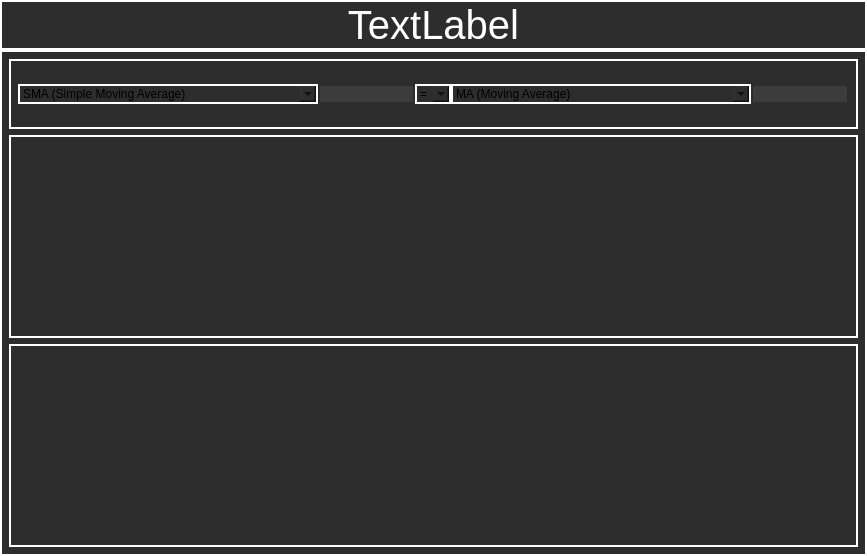
Above: ui/add_strategy_rule_page.ui from kornelHub/BackTesting-App before the change. Below: the same form after it.
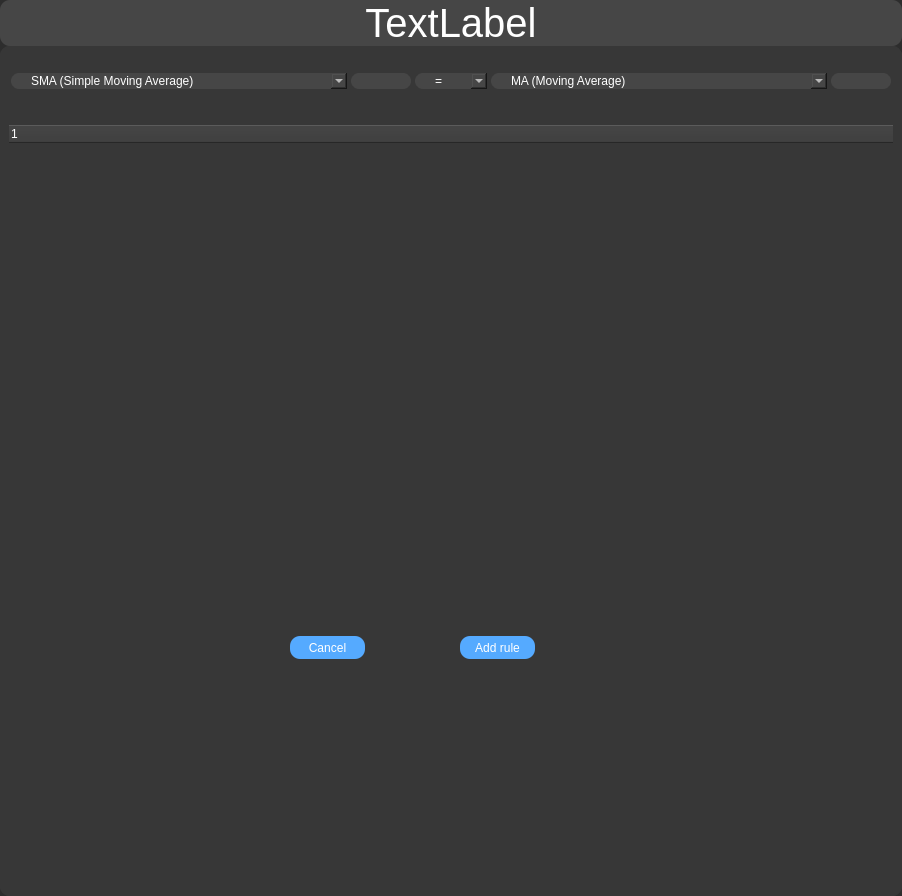
That is the form after the change.

```diff
--- a/ui/add_strategy_rule_page.ui
+++ b/ui/add_strategy_rule_page.ui
@@ -6,12 +6,12 @@
    <rect>
     <x>0</x>
     <y>0</y>
-    <width>867</width>
-    <height>556</height>
+    <width>880</width>
+    <height>896</height>
    </rect>
   </property>
   <property name="sizePolicy">
-   <sizepolicy hsizetype="Maximum" vsizetype="Maximum">
+   <sizepolicy hsizetype="Expanding" vsizetype="Expanding">
     <horstretch>0</horstretch>
     <verstretch>0</verstretch>
    </sizepolicy>
@@ -20,10 +20,7 @@
    <string>Form</string>
   </property>
   <property name="styleSheet">
-   <string notr="true">background-color: rgb(45, 45, 45);
- border: 2px solid rgb(255, 255, 255);
-
-</string>
+   <string notr="true">background-color: rgb(45, 45, 45);</string>
   </property>
   <layout class="QVBoxLayout" name="verticalLayout">
    <property name="spacing">
@@ -68,8 +65,12 @@
       </font>
      </property>
      <property name="styleSheet">
-      <string notr="true">color: rgb(255, 255, 255);
-font: 30pt &quot;MS Shell Dlg 2&quot;;</string>
+      <string notr="true">QLabel {
+	background-color: rgb(70,70,70);
+	font: 30pt &quot;MS Shell Dlg 2&quot;;
+	color: rgb(255,255,255);
+	border-radius:10px;
+}</string>
      </property>
      <property name="text">
       <string>TextLabel</string>
@@ -87,7 +88,26 @@
        <verstretch>0</verstretch>
       </sizepolicy>
      </property>
+     <property name="styleSheet">
+      <string notr="true">background-color: rgb(55,55,55);
+border-radius: 10px;</string>
+     </property>
      <layout class="QVBoxLayout" name="verticalLayout_2">
+      <property name="spacing">
+       <number>0</number>
+      </property>
+      <property name="leftMargin">
+       <number>0</number>
+      </property>
+      <property name="topMargin">
+       <number>0</number>
+      </property>
+      <property name="rightMargin">
+       <number>0</number>
+      </property>
+      <property name="bottomMargin">
+       <number>0</number>
+      </property>
       <item>
        <widget class="QWidget" name="widget_2" native="true">
         <property name="sizePolicy">
@@ -128,20 +148,25 @@
            </property>
            <property name="styleSheet">
             <string notr="true">QComboBox {
-	font: 8pt &quot;MS Shell Dlg 2&quot;;
-	border: 2px solid rgb(45, 45, 45);
-	border-radius: 20px;
-	color: rgb(255, 255, 255);
-	padding-left: 20px;
-	padding-right: 20px;
-	background-color: rgb(60, 60, 60);
+        font: 8pt &quot;MS Shell Dlg 2&quot;;
+        border: 2px solid rgb(55,55,55);
+        border-radius: 10px;
+        color: rgb(255, 255, 255);
+        padding-left: 20px;
+        padding-right: 20px;
+        background-color: rgb(70,70,70);
 }
+
+QComboBox:hover {
+        border: 2px solid rgb(90,90,90);
+}
+
 QComboBox QAbstractItemView {
-	border: 2pxsolid rgb(45, 45, 45);
+     border: 2pxsolid rgb(45, 45, 45);
     selection-background-color:rgb(45, 45, 45);
     color: #FFF
                   }
-S</string>
+</string>
            </property>
            <item>
             <property name="text">
@@ -239,13 +264,13 @@
           <widget class="QLineEdit" name="lineEdit">
            <property name="styleSheet">
             <string notr="true">QLineEdit {
-	font: 8pt &quot;MS Shell Dlg 2&quot;;
-	border: 2px solid rgb(45, 45, 45);
-	border-radius: 20px;
-	color: rgb(255, 255, 255);
-	padding-left: 20px;
-	padding-right: 20px;
-	background-color: rgb(60, 60, 60);
+        font: 8pt &quot;MS Shell Dlg 2&quot;;
+        border-radius: 10px;
+        border: 2px solid rgb(55,55,55);
+        color: rgb(255, 255, 255);
+        padding-left: 20px;
+        padding-right: 20px;
+        background-color: rgb(70,70,70);
 }
 QLineEdit:hover {
 	border: 2px solid rgb(75, 75, 75);
@@ -267,20 +292,25 @@
            </property>
            <property name="styleSheet">
             <string notr="true">QComboBox {
-	font: 8pt &quot;MS Shell Dlg 2&quot;;
-	border: 2px solid rgb(45, 45, 45);
-	border-radius: 20px;
-	color: rgb(255, 255, 255);
-	padding-left: 20px;
-	padding-right: 20px;
-	background-color: rgb(60, 60, 60);
+        font: 8pt &quot;MS Shell Dlg 2&quot;;
+        border: 2px solid rgb(55,55,55);
+        border-radius: 10px;
+        color: rgb(255, 255, 255);
+        padding-left: 20px;
+        padding-right: 20px;
+        background-color: rgb(70,70,70);
 }
+
+QComboBox:hover {
+        border: 2px solid rgb(90,90,90);
+}
+
 QComboBox QAbstractItemView {
-	border: 2pxsolid rgb(45, 45, 45);
+     border: 2pxsolid rgb(45, 45, 45);
     selection-background-color:rgb(45, 45, 45);
     color: #FFF
                   }
-S</string>
+</string>
            </property>
            <item>
             <property name="text">
@@ -313,20 +343,25 @@
           <widget class="QComboBox" name="comboBox_3">
            <property name="styleSheet">
             <string notr="true">QComboBox {
-	font: 8pt &quot;MS Shell Dlg 2&quot;;
-	border: 2px solid rgb(45, 45, 45);
-	border-radius: 20px;
-	color: rgb(255, 255, 255);
-	padding-left: 20px;
-	padding-right: 20px;
-	background-color: rgb(60, 60, 60);
+        font: 8pt &quot;MS Shell Dlg 2&quot;;
+        border: 2px solid rgb(55,55,55);
+        border-radius: 10px;
+        color: rgb(255, 255, 255);
+        padding-left: 20px;
+        padding-right: 20px;
+        background-color: rgb(70,70,70);
 }
+
+QComboBox:hover {
+        border: 2px solid rgb(90,90,90);
+}
+
 QComboBox QAbstractItemView {
-	border: 2pxsolid rgb(45, 45, 45);
+     border: 2pxsolid rgb(45, 45, 45);
     selection-background-color:rgb(45, 45, 45);
     color: #FFF
                   }
-S</string>
+</string>
            </property>
            <item>
             <property name="text">
@@ -424,13 +459,13 @@
           <widget class="QLineEdit" name="lineEdit_2">
            <property name="styleSheet">
             <string notr="true">QLineEdit {
-	font: 8pt &quot;MS Shell Dlg 2&quot;;
-	border: 2px solid rgb(45, 45, 45);
-	border-radius: 20px;
-	color: rgb(255, 255, 255);
-	padding-left: 20px;
-	padding-right: 20px;
-	background-color: rgb(60, 60, 60);
+        font: 8pt &quot;MS Shell Dlg 2&quot;;
+        border-radius: 10px;
+        border: 2px solid rgb(55,55,55);
+        color: rgb(255, 255, 255);
+        padding-left: 20px;
+        padding-right: 20px;
+        background-color: rgb(70,70,70);
 }
 QLineEdit:hover {
 	border: 2px solid rgb(75, 75, 75);
@@ -453,6 +488,25 @@
           <verstretch>0</verstretch>
          </sizepolicy>
         </property>
+        <property name="styleSheet">
+         <string notr="true"/>
+        </property>
+        <layout class="QHBoxLayout" name="horizontalLayout_2">
+         <item>
+          <widget class="QTreeWidget" name="treeWidget">
+           <property name="styleSheet">
+            <string notr="true">font: 8pt &quot;MS Shell Dlg 2&quot;;
+background-color: rgb(55,55,55);
+color: rgb(255, 255, 255);</string>
+           </property>
+           <column>
+            <property name="text">
+             <string notr="true">1</string>
+            </property>
+           </column>
+          </widget>
+         </item>
+        </layout>
        </widget>
       </item>
       <item>
@@ -463,6 +517,46 @@
           <verstretch>0</verstretch>
          </sizepolicy>
         </property>
+        <widget class="QPushButton" name="p3_cancel_button">
+         <property name="geometry">
+          <rect>
+           <x>290</x>
+           <y>130</y>
+           <width>75</width>
+           <height>23</height>
+          </rect>
+         </property>
+         <property name="styleSheet">
+          <string notr="true">color: rgb(255, 255, 255);
+font: 8pt &quot;MS Shell Dlg 2&quot;;
+background-color: rgb(85, 170, 255);
+border: 0px sold;
+border-radius: 10px;</string>
+         </property>
+         <property name="text">
+          <string>Cancel</string>
+         </property>
+        </widget>
+        <widget class="QPushButton" name="p3_addRule_button">
+         <property name="geometry">
+          <rect>
+           <x>460</x>
+           <y>130</y>
+           <width>75</width>
+           <height>23</height>
+          </rect>
+         </property>
+         <property name="styleSheet">
+          <string notr="true">color: rgb(255, 255, 255);
+font: 8pt &quot;MS Shell Dlg 2&quot;;
+background-color: rgb(85, 170, 255);
+border: 0px sold;
+border-radius: 10px;</string>
+         </property>
+         <property name="text">
+          <string>Add rule</string>
+         </property>
+        </widget>
        </widget>
       </item>
      </layout>
```
Left out of the diff: 18 changed lines with no effect on the pictures.
